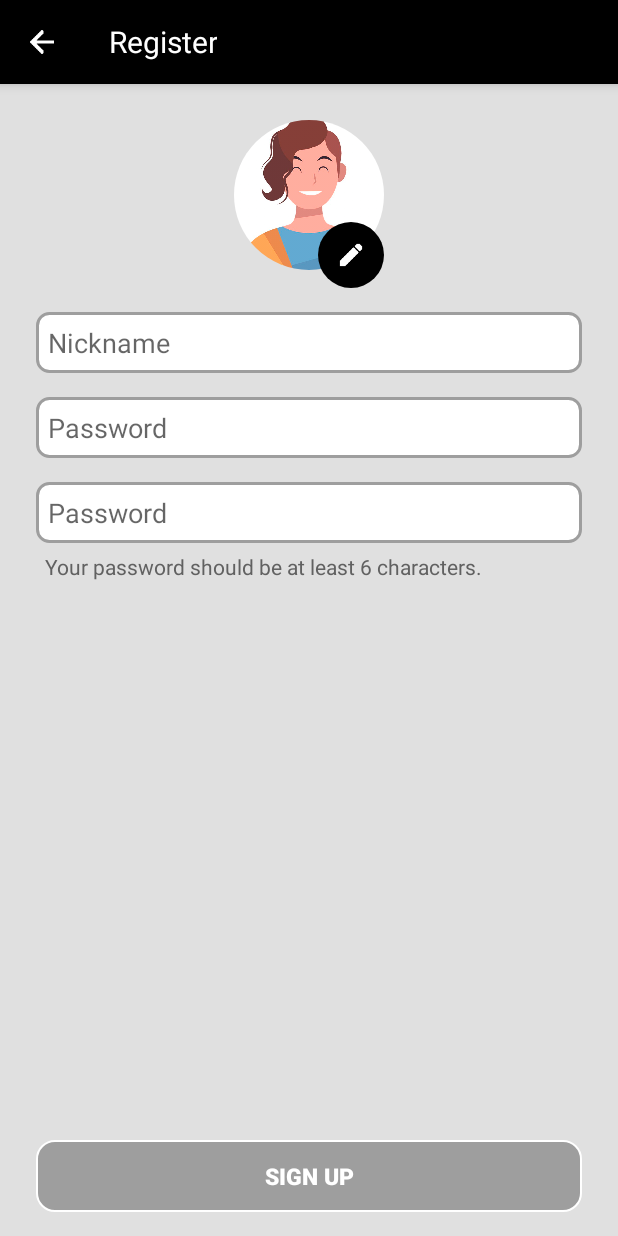
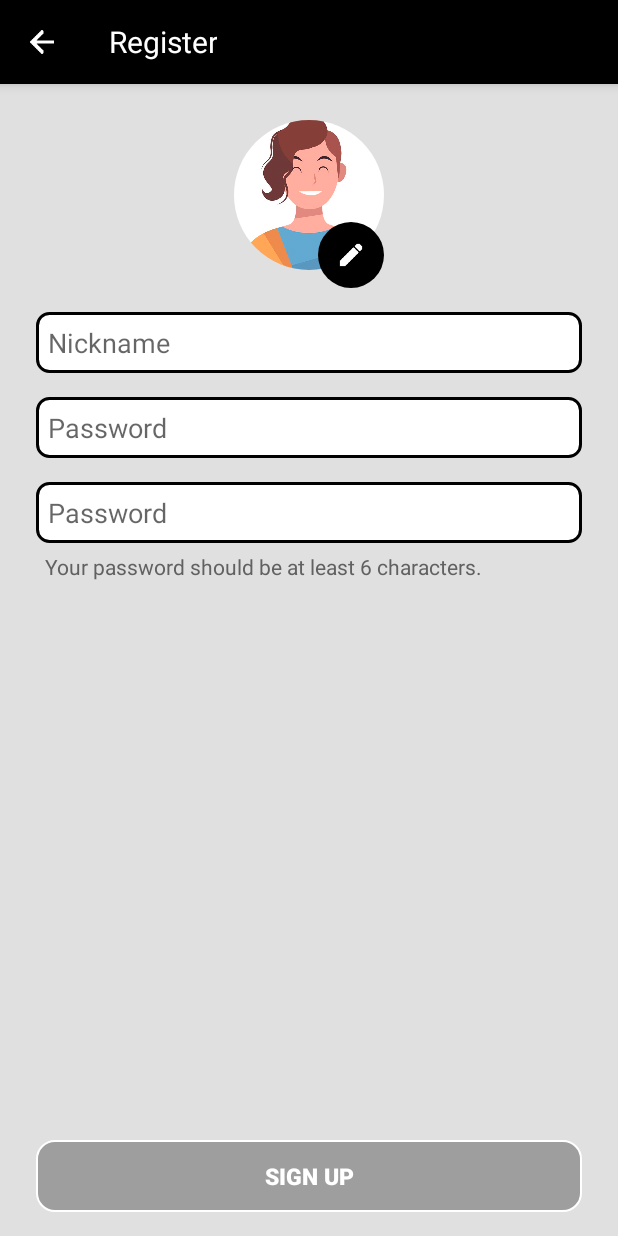
Before and after one commit to Fejtan/MA-Project, an Android app: the RegisterFragment screen opened through its navigation route, on a phone screen of 412 x 824 dp. Run offline under Robolectric (Android 15) with nearby library versions, the phone set to English and light mode, and no system bars; libraries missing offline, so code that uses them is left out: com.anilokcun.uwmediapicker, com.makeramen.roundedimageview; plain views replace RoundedImageView.

Commit message:
Change colors

```diff
--- a/app/src/main/java/com/project/cardgame/ui/main/fragments/GameFragment.kt
+++ b/app/src/main/java/com/project/cardgame/ui/main/fragments/GameFragment.kt
@@ -126,14 +126,14 @@ class GameFragment : ParentFragment()
 		val remainingTimeMinSec = getTimeMinSec(remainingTimeMs)
 		levelFinishedDialog = context?.getGameDialog(
 			title = getString(R.string.gameDialogOnLevelComplete, oldLevel),
-			titleColorResId = R.color.blue800,
+			titleColorResId = R.color.black,
 			info1 = getString(R.string.gameScore, score),
 			info2 = getString(
 				R.string.gameDialogTimeRemain,
 				remainingTimeMinSec.first,
 				remainingTimeMinSec.second
 			),
-			infoBackgroundColorResId = R.color.blue400,
+			infoBackgroundColorResId = R.color.black,
 			playButtonText = getString(R.string.gameDialogNextLevelButton),
 			playButtonClickListener = {
 				levelFinishedDialog?.dismiss()
--- a/app/src/main/java/com/project/cardgame/ui/registration/SelectAvatarRVAdapter.kt
+++ b/app/src/main/java/com/project/cardgame/ui/registration/SelectAvatarRVAdapter.kt
@@ -15,7 +15,7 @@ class SelectAvatarRVAdapter(private val avatarList: List<Int>, private val click
 			val avatarSizePx = resources.getDimensionPixelSize(R.dimen.select_avatar_dialog_avatar_size)
 			layoutParams = ViewGroup.LayoutParams(avatarSizePx, avatarSizePx)
 			borderWidth = resources.getDimensionPixelSize(R.dimen.avatar_stroke).toFloat()
-			borderColor = ContextCompat.getColor(context, R.color.blue700)
+			borderColor = ContextCompat.getColor(context, R.color.black)
 			isOval = true
 			isClickable = true
 		}
--- a/app/src/main/res/color/color_game_card_stroke.xml
+++ b/app/src/main/res/color/color_game_card_stroke.xml
@@ -1,7 +1,7 @@
 <?xml version="1.0" encoding="utf-8"?>
 <selector xmlns:android="http://schemas.android.com/apk/res/android">
 	<!-- Pressed -->
-	<item android:color="@color/blue900" android:state_pressed="true" />
+	<item android:color="@color/black" android:state_pressed="true" />
 	<!-- Default -->
-	<item android:color="@color/blue700" />
+	<item android:color="@color/black" />
 </selector>
--- a/app/src/main/res/color/stroke_default_edittext.xml
+++ b/app/src/main/res/color/stroke_default_edittext.xml
@@ -1,7 +1,7 @@
 <?xml version="1.0" encoding="utf-8"?>
 <selector xmlns:android="http://schemas.android.com/apk/res/android">
 	<!-- Focused -->
-	<item android:color="@color/blue700" android:state_focused="true" />
+	<item android:color="@color/black" android:state_focused="true" />
 	<!-- Default -->
-	<item android:color="@color/grey500" />
+	<item android:color="@color/black" />
 </selector>
--- a/app/src/main/res/drawable-nodpi/selector_bg_default_button.xml
+++ b/app/src/main/res/drawable-nodpi/selector_bg_default_button.xml
@@ -4,7 +4,7 @@
 	<item android:state_pressed="true">
 		<shape android:shape="rectangle">
 			<corners android:radius="@dimen/btn_default_radius" />
-			<solid android:color="@color/blue700" />
+			<solid android:color="@color/black" />
 			<stroke android:width="@dimen/btn_default_stroke" android:color="@color/white" />
 		</shape>
 	</item>
@@ -12,7 +12,7 @@
 	<item android:state_enabled="true">
 		<shape android:shape="rectangle">
 			<corners android:radius="@dimen/btn_default_radius" />
-			<gradient android:angle="45" android:centerColor="@color/blue500" android:centerX="35%" android:endColor="@color/blue700" android:startColor="@color/blue700" android:type="linear" />
+			<gradient android:angle="45" android:centerColor="@color/black" android:centerX="35%" android:endColor="@color/black" android:startColor="@color/black" android:type="linear" />
 			<stroke android:width="@dimen/btn_default_stroke" android:color="@color/white" />
 		</shape>
 	</item>
--- a/app/src/main/res/drawable-nodpi/shape_bg_dialog.xml
+++ b/app/src/main/res/drawable-nodpi/shape_bg_dialog.xml
@@ -4,5 +4,5 @@
 	<corners android:radius="10dp" />
 	<stroke
 		android:width="1px"
-		android:color="@color/blue700" />
+		android:color="@color/black" />
 </shape>
--- a/app/src/main/res/drawable-nodpi/shape_round_blue700.xml
+++ b/app/src/main/res/drawable-nodpi/shape_round_black.xml
@@ -1,5 +1,5 @@
 <?xml version="1.0" encoding="utf-8"?>
 <shape xmlns:android="http://schemas.android.com/apk/res/android"
 	android:shape="oval">
-	<solid android:color="@color/blue700" />
+	<solid android:color="@color/black" />
 </shape>
--- a/app/src/main/res/layout/fragment_home.xml
+++ b/app/src/main/res/layout/fragment_home.xml
@@ -9,7 +9,7 @@
 		android:id="@+id/viewProfileArea"
 		android:layout_width="match_parent"
 		android:layout_height="0dp"
-		android:background="@color/blue700"
+		android:background="@color/black"
 		app:layout_constraintBottom_toBottomOf="@id/tvScores"
 		app:layout_constraintEnd_toEndOf="parent"
 		app:layout_constraintStart_toStartOf="parent"
--- a/app/src/main/res/layout/fragment_login.xml
+++ b/app/src/main/res/layout/fragment_login.xml
@@ -68,7 +68,7 @@
 			android:layout_height="wrap_content"
 			android:layout_marginTop="@dimen/spacing_16"
 			android:text="@string/signupButtonLoginScreenQuestion"
-			android:textColor="@color/blue800" />
+			android:textColor="@color/black" />
 
 	</LinearLayout>
 </FrameLayout>
--- a/app/src/main/res/layout/fragment_register.xml
+++ b/app/src/main/res/layout/fragment_register.xml
@@ -63,7 +63,7 @@
 					android:layout_width="@dimen/register_ic_edit_avatar_size"
 					android:layout_height="@dimen/register_ic_edit_avatar_size"
 					android:layout_gravity="bottom|end"
-					android:background="@drawable/shape_round_blue700"
+					android:background="@drawable/shape_round_black"
 					android:contentDescription="@string/changeAvatarButton"
 					android:padding="@dimen/spacing_12"
 					app:srcCompat="@drawable/edit" />
--- a/app/src/main/res/values/colors.xml
+++ b/app/src/main/res/values/colors.xml
@@ -1,8 +1,5 @@
 <?xml version="1.0" encoding="utf-8"?>
 <resources>
-<!--	<color name="colorPrimary">#1976D2</color>-->
-<!--	<color name="colorPrimaryDark">#004BA0</color>-->
-<!--	<color name="colorAccent">#29B6F6</color>-->
 	<color name="colorPrimary">#000000</color>
 	<color name="colorPrimaryDark">#000000</color>
 	<color name="colorAccent">#000000</color>
@@ -19,18 +16,6 @@
 	<color name="grey700">#616161</color>
 	<color name="grey900">#212121</color>
 
-	<!-- Material Blue Colors -->
-<!--	<color name="blue400">#42A5F5</color>-->
-<!--	<color name="blue500">#2196F3</color>-->
-<!--	<color name="blue700">#1976D2</color>-->
-<!--	<color name="blue800">#1565C0</color>-->
-<!--	<color name="blue900">#0D47A1</color>-->
-	<color name="blue400">#000000</color>
-	<color name="blue500">#000000</color>
-	<color name="blue700">#000000</color>
-	<color name="blue800">#000000</color>
-	<color name="blue900">#000000</color>
-
 	<!-- Material Red Colors -->
 	<color name="red400">#ef5350</color>
 	<color name="red500">#F44336</color>
--- a/app/src/main/res/values/styles.xml
+++ b/app/src/main/res/values/styles.xml
@@ -12,8 +12,8 @@
 		<item name="android:windowContentOverlay">@null</item>
 	</style>
 
-	<style name="AccentBlue700Theme" parent="AppTheme">
-		<item name="colorAccent">@color/blue700</item>
+	<style name="AccentblackTheme" parent="AppTheme">
+		<item name="colorAccent">@color/black</item>
 	</style>
 
 	<!-- TextView -->
@@ -95,7 +95,7 @@
 		<item name="android:src">@color/white</item>
 		<item name="riv_oval">true</item>
 		<item name="riv_border_width">@dimen/avatar_stroke</item>
-		<item name="riv_border_color">@color/blue700</item>
+		<item name="riv_border_color">@color/black</item>
 	</style>
 
 	<!-- Layout Styles -->
@@ -116,7 +116,7 @@
 	<style name="ProgressBarStyle" parent="Base.Widget.AppCompat.ProgressBar">
 		<item name="android:layout_width">@dimen/progressbar_size</item>
 		<item name="android:layout_height">@dimen/progressbar_size</item>
-		<item name="android:theme">@style/AccentBlue700Theme</item>
+		<item name="android:theme">@style/AccentblackTheme</item>
 	</style>
 
 	<!-- Toolbar -->
```
Also changed, not shown: app/src/main/res/drawable-nodpi/add_copy.png (deleted), app/src/main/res/drawable-nodpi/back_copy.png (deleted), app/src/main/res/drawable-nodpi/edit_copy.png (deleted), app/src/main/res/drawable-nodpi/img_card_back_copy.png (deleted).
